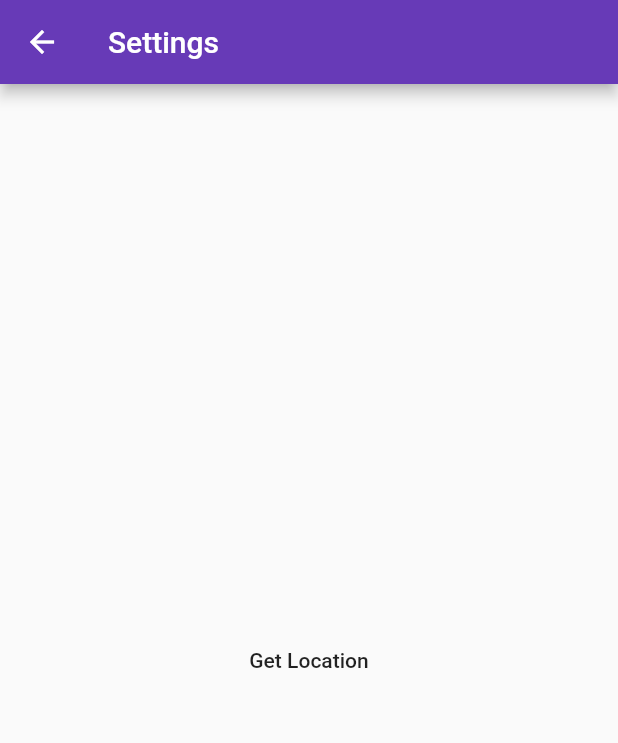
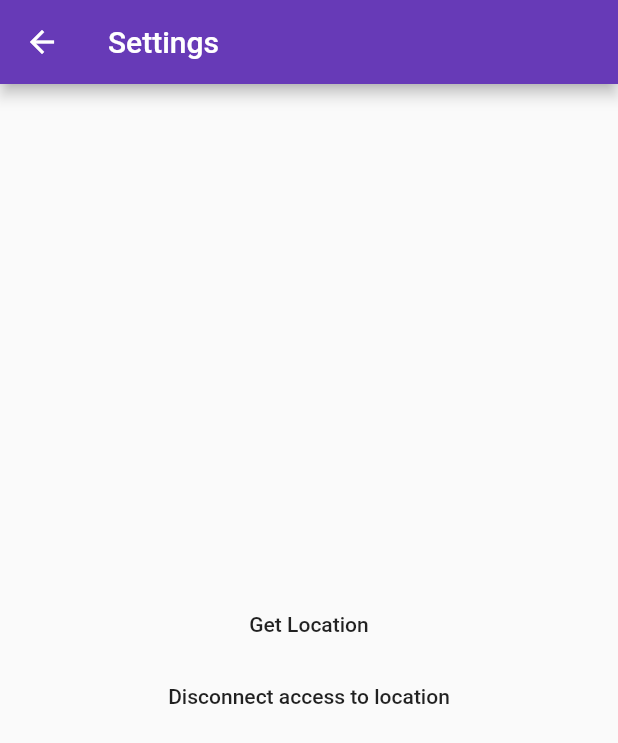
Before and after one commit to soyoybean/my-uni, a Flutter app: the Settings screen opened directly, on a phone screen of 412 x 824 dp. Shown: the top 743 px of the screen. Run offline on Flutter 3.47's test engine with Material 2 defaults, Android fonts, the phone set to English and light mode, and no system bars; our stand-ins replace geolocator.

Commit message:
new button in settings page

```diff
--- a/lib/settings.dart
+++ b/lib/settings.dart
@@ -27,6 +27,12 @@ class _Settings extends State<Settings> {
                 _getCurrentLocation();
               },
             ),
+            FlatButton(
+              child: Text("Disconnect access to location"),
+              onPressed: () {
+                //_getCurrentLocation();
+              },
+            ),
           ],
         ),
       ),
```
Also changed, not shown: 1 other file.
